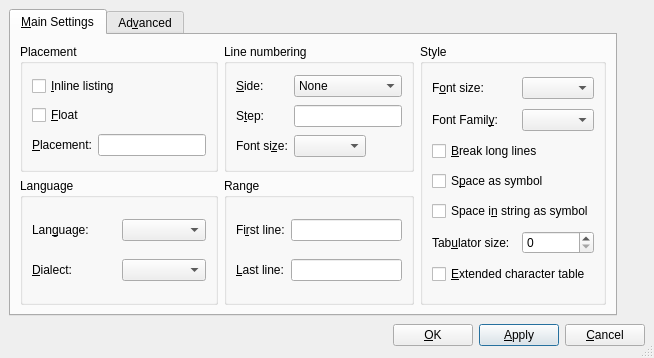
The window that src/frontends/qt4/ui/ListingsUi.ui (cburschka/lyx) describes before a commit, drawn with Qt 5.
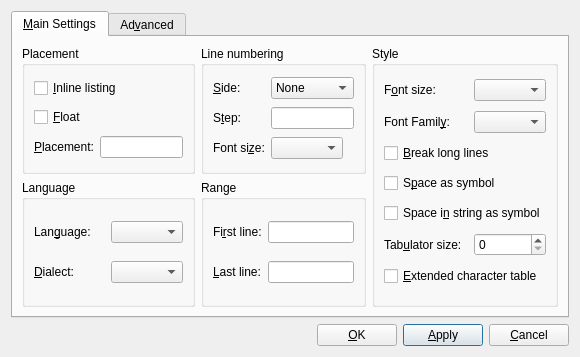
The same window after the commit.

Commit message: fix broken layout

Patch:
```diff
--- a/src/frontends/qt4/ui/ListingsUi.ui
+++ b/src/frontends/qt4/ui/ListingsUi.ui
@@ -1,40 +1,20 @@
 <ui version="4.0" >
  <class>ListingsUi</class>
  <widget class="QDialog" name="ListingsUi" >
-  <property name="windowModality" >
-   <enum>Qt::NonModal</enum>
-  </property>
   <property name="geometry" >
    <rect>
     <x>0</x>
     <y>0</y>
-    <width>654</width>
+    <width>578</width>
     <height>349</height>
    </rect>
   </property>
   <property name="windowTitle" >
    <string>Listing</string>
   </property>
-  <property name="sizeGripEnabled" >
-   <bool>true</bool>
-  </property>
-  <layout class="QGridLayout" >
-   <property name="margin" >
-    <number>9</number>
-   </property>
-   <property name="spacing" >
-    <number>6</number>
-   </property>
+  <layout class="QGridLayout" name="gridLayout_9" >
    <item row="0" column="0" >
     <widget class="QTabWidget" name="listingsTW" >
-     <property name="sizePolicy" >
-      <sizepolicy>
-       <hsizetype>0</hsizetype>
-       <vsizetype>0</vsizetype>
-       <horstretch>0</horstretch>
-       <verstretch>0</verstretch>
-      </sizepolicy>
-     </property>
      <property name="currentIndex" >
       <number>0</number>
      </property>
@@ -42,42 +22,13 @@
       <attribute name="title" >
        <string>&amp;Main Settings</string>
       </attribute>
-      <layout class="QGridLayout" >
-       <property name="margin" >
-        <number>9</number>
-       </property>
-       <property name="spacing" >
-        <number>6</number>
-       </property>
+      <layout class="QGridLayout" name="gridLayout_6" >
        <item row="0" column="0" >
         <widget class="QGroupBox" name="placementGB" >
          <property name="title" >
           <string>Placement</string>
          </property>
-         <layout class="QGridLayout" >
-          <property name="margin" >
-           <number>9</number>
-          </property>
-          <property name="spacing" >
-           <number>6</number>
-          </property>
-          <item row="2" column="1" >
-           <widget class="QLineEdit" name="placementLE" >
-            <property name="toolTip" >
-             <string>Specify placement (htbp) for floating listings</string>
-            </property>
-           </widget>
-          </item>
-          <item row="1" column="0" colspan="2" >
-           <widget class="QCheckBox" name="floatCB" >
-            <property name="toolTip" >
-             <string>Check for floating listings</string>
-            </property>
-            <property name="text" >
-             <string>&amp;Float</string>
-            </property>
-           </widget>
-          </item>
+         <layout class="QGridLayout" name="gridLayout" >
           <item row="0" column="0" colspan="2" >
            <widget class="QCheckBox" name="inlineCB" >
             <property name="toolTip" >
@@ -88,6 +39,16 @@
             </property>
            </widget>
           </item>
+          <item row="1" column="0" colspan="2" >
+           <widget class="QCheckBox" name="floatCB" >
+            <property name="toolTip" >
+             <string>Check for floating listings</string>
+            </property>
+            <property name="text" >
+             <string>&amp;Float</string>
+            </property>
+           </widget>
+          </item>
           <item row="2" column="0" >
            <widget class="QLabel" name="captionL_5" >
             <property name="text" >
@@ -101,6 +62,13 @@
             </property>
            </widget>
           </item>
+          <item row="2" column="1" >
+           <widget class="QLineEdit" name="placementLE" >
+            <property name="toolTip" >
+             <string>Specify placement (htbp) for floating listings</string>
+            </property>
+           </widget>
+          </item>
          </layout>
         </widget>
        </item>
@@ -109,13 +77,17 @@
          <property name="title" >
           <string>Line numbering</string>
          </property>
-         <layout class="QGridLayout" >
-          <property name="margin" >
-           <number>9</number>
-          </property>
-          <property name="spacing" >
-           <number>6</number>
-          </property>
+         <layout class="QGridLayout" name="gridLayout_2" >
+          <item row="0" column="0" >
+           <widget class="QLabel" name="label" >
+            <property name="text" >
+             <string>&amp;Side:</string>
+            </property>
+            <property name="buddy" >
+             <cstring>numberSideCO</cstring>
+            </property>
+           </widget>
+          </item>
           <item row="0" column="1" >
            <widget class="QComboBox" name="numberSideCO" >
             <property name="toolTip" >
@@ -138,43 +110,6 @@
             </item>
            </widget>
           </item>
-          <item row="2" column="1" >
-           <widget class="QComboBox" name="numberFontSizeCO" >
-            <property name="sizePolicy" >
-             <sizepolicy>
-              <hsizetype>0</hsizetype>
-              <vsizetype>0</vsizetype>
-              <horstretch>0</horstretch>
-              <verstretch>0</verstretch>
-             </sizepolicy>
-            </property>
-            <property name="toolTip" >
-             <string>Choose the font size for line numbers</string>
-            </property>
-            <property name="editable" >
-             <bool>false</bool>
-            </property>
-            <property name="autoCompletion" >
-             <bool>true</bool>
-            </property>
-            <property name="duplicatesEnabled" >
-             <bool>false</bool>
-            </property>
-           </widget>
-          </item>
-          <item row="2" column="0" >
-           <widget class="QLabel" name="numberfontsizeL" >
-            <property name="text" >
-             <string>Font si&amp;ze:</string>
-            </property>
-            <property name="wordWrap" >
-             <bool>false</bool>
-            </property>
-            <property name="buddy" >
-             <cstring>numberFontSizeCO</cstring>
-            </property>
-           </widget>
-          </item>
           <item row="1" column="0" >
            <widget class="QLabel" name="stepnumberL" >
             <property name="toolTip" >
@@ -207,130 +142,39 @@
             </property>
            </widget>
           </item>
-          <item row="0" column="0" >
-           <widget class="QLabel" name="label" >
+          <item row="2" column="0" >
+           <widget class="QLabel" name="numberfontsizeL" >
             <property name="text" >
-             <string>&amp;Side:</string>
+             <string>Font si&amp;ze:</string>
             </property>
-            <property name="buddy" >
-             <cstring>numberSideCO</cstring>
-            </property>
-           </widget>
-          </item>
-         </layout>
-        </widget>
-       </item>
-       <item row="1" column="0" >
-        <widget class="QGroupBox" name="languageGB" >
-         <property name="title" >
-          <string>Language</string>
-         </property>
-         <layout class="QGridLayout" >
-          <property name="margin" >
-           <number>9</number>
-          </property>
-          <property name="spacing" >
-           <number>6</number>
-          </property>
-          <item row="1" column="1" >
-           <widget class="QComboBox" name="dialectCO" >
-            <property name="toolTip" >
-             <string>Select the dialect of the programming language, if available</string>
-            </property>
-           </widget>
-          </item>
-          <item row="1" column="0" >
-           <widget class="QLabel" name="dialectLBL" >
-            <property name="text" >
-             <string>&amp;Dialect:</string>
-            </property>
-            <property name="buddy" >
-             <cstring>dialectCO</cstring>
-            </property>
-           </widget>
-          </item>
-          <item row="0" column="0" >
-           <widget class="QLabel" name="languageLBL" >
-            <property name="text" >
-             <string>Lan&amp;guage:</string>
-            </property>
-            <property name="buddy" >
-             <cstring>languageCO</cstring>
-            </property>
-           </widget>
-          </item>
-          <item row="0" column="1" >
-           <widget class="QComboBox" name="languageCO" >
-            <property name="toolTip" >
-             <string>Select the programming language</string>
-            </property>
-           </widget>
-          </item>
-         </layout>
-        </widget>
-       </item>
-       <item row="1" column="1" >
-        <widget class="QGroupBox" name="rangeGB" >
-         <property name="title" >
-          <string>Range</string>
-         </property>
-         <layout class="QGridLayout" >
-          <property name="margin" >
-           <number>9</number>
-          </property>
-          <property name="spacing" >
-           <number>6</number>
-          </property>
-          <item row="1" column="0" >
-           <widget class="QLabel" name="numberfontsizeL_2" >
-            <property name="text" >
-             <string>&amp;Last line:</string>
-            </property>
             <property name="wordWrap" >
              <bool>false</bool>
             </property>
             <property name="buddy" >
-             <cstring>lastlineLE</cstring>
+             <cstring>numberFontSizeCO</cstring>
             </property>
            </widget>
           </item>
-          <item row="1" column="1" >
-           <widget class="QLineEdit" name="lastlineLE" >
-            <property name="toolTip" >
-             <string>The last line to be printed</string>
+          <item row="2" column="1" >
+           <widget class="QComboBox" name="numberFontSizeCO" >
+            <property name="sizePolicy" >
+             <sizepolicy vsizetype="Fixed" hsizetype="Fixed" >
+              <horstretch>0</horstretch>
+              <verstretch>0</verstretch>
+             </sizepolicy>
             </property>
-            <property name="text" >
-             <string/>
-            </property>
-            <property name="alignment" >
-             <set>Qt::AlignLeading</set>
-            </property>
-           </widget>
-          </item>
-          <item row="0" column="1" >
-           <widget class="QLineEdit" name="firstlineLE" >
             <property name="toolTip" >
-             <string>The first line to be printed</string>
+             <string>Choose the font size for line numbers</string>
             </property>
-            <property name="text" >
-             <string/>
+            <property name="editable" >
+             <bool>false</bool>
             </property>
-            <property name="alignment" >
-             <set>Qt::AlignLeading</set>
+            <property name="autoCompletion" >
+             <bool>true</bool>
             </property>
-           </widget>
-          </item>
-          <item row="0" column="0" >
-           <widget class="QLabel" name="numberfontsizeL_3" >
-            <property name="text" >
-             <string>Fi&amp;rst line:</string>
-            </property>
-            <property name="wordWrap" >
+            <property name="duplicatesEnabled" >
              <bool>false</bool>
             </property>
-            <property name="buddy" >
-             <cstring>firstlineLE</cstring>
-            </property>
            </widget>
           </item>
          </layout>
@@ -341,16 +185,7 @@
          <property name="title" >
           <string>Style</string>
          </property>
-         <layout class="QGridLayout" >
-          <property name="margin" >
-           <number>9</number>
-          </property>
-          <property name="spacing" >
-           <number>6</number>
-          </property>
-          <property name="sizeConstraint" >
-           <enum>QLayout::SetDefaultConstraint</enum>
-          </property>
+         <layout class="QGridLayout" name="gridLayout_5" >
           <item row="0" column="0" >
            <widget class="QLabel" name="fontsize_label_3" >
             <property name="text" >
@@ -367,9 +202,7 @@
           <item row="0" column="1" >
            <widget class="QComboBox" name="fontsizeCO" >
             <property name="sizePolicy" >
-             <sizepolicy>
-              <hsizetype>0</hsizetype>
-              <vsizetype>0</vsizetype>
+             <sizepolicy vsizetype="Fixed" hsizetype="Fixed" >
               <horstretch>0</horstretch>
               <verstretch>0</verstretch>
              </sizepolicy>
@@ -404,9 +237,7 @@
           <item row="1" column="1" >
            <widget class="QComboBox" name="fontstyleCO" >
             <property name="sizePolicy" >
-             <sizepolicy>
-              <hsizetype>0</hsizetype>
-              <vsizetype>0</vsizetype>
+             <sizepolicy vsizetype="Fixed" hsizetype="Fixed" >
               <horstretch>0</horstretch>
               <verstretch>0</verstretch>
              </sizepolicy>
@@ -451,7 +282,7 @@
             </property>
            </widget>
           </item>
-          <item row="5" column="0" colspan="2" >
+          <item row="4" column="0" colspan="2" >
            <widget class="QCheckBox" name="spaceInStringCB" >
             <property name="toolTip" >
              <string>Make spaces in strings visible by a special symbol</string>
@@ -464,7 +295,7 @@
             </property>
            </widget>
           </item>
-          <item row="6" column="0" >
+          <item row="5" column="0" >
            <widget class="QLabel" name="tabsizeL" >
             <property name="text" >
              <string>Tab&amp;ulator size:</string>
@@ -474,10 +305,10 @@
             </property>
            </widget>
           </item>
-          <item row="6" column="1" >
+          <item row="5" column="1" >
            <widget class="QSpinBox" name="tabsizeSB" />
           </item>
-          <item row="7" column="0" colspan="2" >
+          <item row="6" column="0" colspan="2" >
            <widget class="QCheckBox" name="extendedcharsCB" >
             <property name="enabled" >
              <bool>true</bool>
@@ -496,25 +327,121 @@
          </layout>
         </widget>
        </item>
+       <item row="1" column="0" >
+        <widget class="QGroupBox" name="languageGB" >
+         <property name="title" >
+          <string>Language</string>
+         </property>
+         <layout class="QGridLayout" name="gridLayout_3" >
+          <item row="0" column="0" >
+           <widget class="QLabel" name="languageLBL" >
+            <property name="text" >
+             <string>Lan&amp;guage:</string>
+            </property>
+            <property name="buddy" >
+             <cstring>languageCO</cstring>
+            </property>
+           </widget>
+          </item>
+          <item row="0" column="1" >
+           <widget class="QComboBox" name="languageCO" >
+            <property name="toolTip" >
+             <string>Select the programming language</string>
+            </property>
+           </widget>
+          </item>
+          <item row="1" column="0" >
+           <widget class="QLabel" name="dialectLBL" >
+            <property name="text" >
+             <string>&amp;Dialect:</string>
+            </property>
+            <property name="buddy" >
+             <cstring>dialectCO</cstring>
+            </property>
+           </widget>
+          </item>
+          <item row="1" column="1" >
+           <widget class="QComboBox" name="dialectCO" >
+            <property name="toolTip" >
+             <string>Select the dialect of the programming language, if available</string>
+            </property>
+           </widget>
+          </item>
+         </layout>
+        </widget>
+       </item>
+       <item row="1" column="1" >
+        <widget class="QGroupBox" name="rangeGB" >
+         <property name="title" >
+          <string>Range</string>
+         </property>
+         <layout class="QGridLayout" name="gridLayout_4" >
+          <item row="0" column="0" >
+           <widget class="QLabel" name="numberfontsizeL_3" >
+            <property name="text" >
+             <string>Fi&amp;rst line:</string>
+            </property>
+            <property name="wordWrap" >
+             <bool>false</bool>
+            </property>
+            <property name="buddy" >
+             <cstring>firstlineLE</cstring>
+            </property>
+           </widget>
+          </item>
+          <item row="0" column="1" >
+           <widget class="QLineEdit" name="firstlineLE" >
+            <property name="toolTip" >
+             <string>The first line to be printed</string>
+            </property>
+            <property name="text" >
+             <string/>
+            </property>
+            <property name="alignment" >
+             <set>Qt::AlignLeading</set>
+            </property>
+           </widget>
+          </item>
+          <item row="1" column="0" >
+           <widget class="QLabel" name="numberfontsizeL_2" >
+            <property name="text" >
+             <string>&amp;Last line:</string>
+            </property>
+            <property name="wordWrap" >
+             <bool>false</bool>
+            </property>
+            <property name="buddy" >
+             <cstring>lastlineLE</cstring>
+            </property>
+           </widget>
+          </item>
+          <item row="1" column="1" >
+           <widget class="QLineEdit" name="lastlineLE" >
+            <property name="toolTip" >
+             <string>The last line to be printed</string>
+            </property>
+            <property name="text" >
+             <string/>
+            </property>
+            <property name="alignment" >
+             <set>Qt::AlignLeading</set>
+            </property>
+           </widget>
+          </item>
+         </layout>
+        </widget>
+       </item>
       </layout>
      </widget>
      <widget class="QWidget" name="tab_2" >
       <attribute name="title" >
        <string>Ad&amp;vanced</string>
       </attribute>
-      <layout class="QGridLayout" >
-       <property name="margin" >
-        <number>9</number>
-       </property>
-       <property name="spacing" >
-        <number>6</number>
-       </property>
+      <layout class="QGridLayout" name="gridLayout_8" >
        <item row="0" column="0" >
         <widget class="QGroupBox" name="listingsGB" >
          <property name="sizePolicy" >
-          <sizepolicy>
-           <hsizetype>0</hsizetype>
-           <vsizetype>0</vsizetype>
+          <sizepolicy vsizetype="Fixed" hsizetype="Fixed" >
            <horstretch>0</horstretch>
            <verstretch>0</verstretch>
           </sizepolicy>
@@ -522,23 +449,7 @@
          <property name="title" >
           <string>More Parameters</string>
          </property>
-         <layout class="QGridLayout" >
-          <property name="margin" >
-           <number>9</number>
-          </property>
-          <property name="spacing" >
-           <number>6</number>
-          </property>
-          <item row="1" column="0" >
-           <widget class="QCheckBox" name="bypassCB" >
-            <property name="toolTip" >
-             <string>Check it to enter parameters that are not recognizable by LyX</string>
-            </property>
-            <property name="text" >
-             <string>&amp;Bypass validation</string>
-            </property>
-           </widget>
-          </item>
+         <layout class="QGridLayout" name="gridLayout_7" >
           <item row="0" column="0" >
            <widget class="QSplitter" name="splitter" >
             <property name="orientation" >
@@ -569,9 +480,7 @@
             </widget>
             <widget class="QTextEdit" name="listingsED" >
              <property name="sizePolicy" >
-              <sizepolicy>
-               <hsizetype>0</hsizetype>
-               <vsizetype>0</vsizetype>
+              <sizepolicy vsizetype="Fixed" hsizetype="Fixed" >
                <horstretch>0</horstretch>
                <verstretch>0</verstretch>
               </sizepolicy>
@@ -582,6 +491,16 @@
             </widget>
            </widget>
           </item>
+          <item row="1" column="0" >
+           <widget class="QCheckBox" name="bypassCB" >
+            <property name="toolTip" >
+             <string>Check it to enter parameters that are not recognizable by LyX</string>
+            </property>
+            <property name="text" >
+             <string>&amp;Bypass validation</string>
+            </property>
+           </widget>
+          </item>
          </layout>
         </widget>
        </item>
@@ -590,25 +509,16 @@
     </widget>
    </item>
    <item row="1" column="0" >
-    <layout class="QHBoxLayout" >
-     <property name="margin" >
-      <number>0</number>
-     </property>
-     <property name="spacing" >
-      <number>6</number>
-     </property>
+    <layout class="QHBoxLayout" name="horizontalLayout" >
      <item>
-      <spacer>
+      <spacer name="horizontalSpacer" >
        <property name="orientation" >
         <enum>Qt::Horizontal</enum>
        </property>
-       <property name="sizeType" >
-        <enum>QSizePolicy::Expanding</enum>
-       </property>
-       <property name="sizeHint" >
+       <property name="sizeHint" stdset="0" >
         <size>
-         <width>221</width>
-         <height>27</height>
+         <width>40</width>
+         <height>20</height>
         </size>
        </property>
       </spacer>
```
